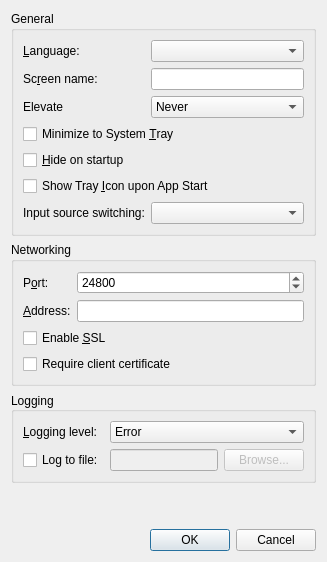
This is src/gui/src/SettingsDialog.ui in johneybi/keystitch as Qt 5 draws it before an edit. The edited form follows.
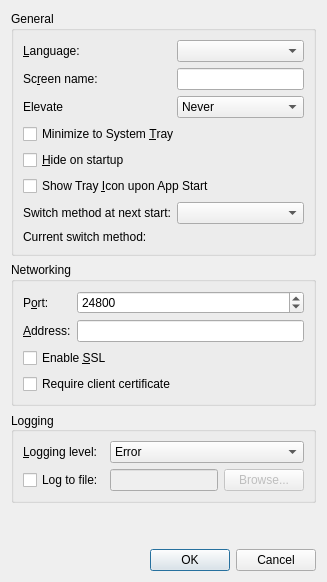
This is the edited form.

Commit message: feat(macos): show the confirmed and next-start input switch methods

Patch:
```diff
--- a/src/gui/src/SettingsDialog.ui
+++ b/src/gui/src/SettingsDialog.ui
@@ -34,13 +34,23 @@
       </property>
       <item row="6" column="0">
        <widget class="QLabel" name="m_pLabelInputSource">
-        <property name="text"><string>Input source switching:</string></property>
+        <property name="text"><string>Switch method at next start:</string></property>
         <property name="buddy"><cstring>m_pComboInputSource</cstring></property>
        </widget>
       </item>
       <item row="6" column="1">
        <widget class="QComboBox" name="m_pComboInputSource">
-        <property name="toolTip"><string>Used when this Mac receives an input source switch key. Keeps your macOS shortcut and built-in keyboard settings. Takes effect the next time the connection starts.</string></property>
+        <property name="toolTip"><string>Used when this Mac receives an input source switch key. Keeps your macOS shortcut and built-in keyboard settings. To apply a saved change now, stop and start sharing.</string></property>
+       </widget>
+      </item>
+      <item row="7" column="0">
+       <widget class="QLabel" name="labelCurrentInputSource">
+        <property name="text"><string>Current switch method:</string></property>
+       </widget>
+      </item>
+      <item row="7" column="1">
+       <widget class="QLabel" name="currentInputSource">
+        <property name="wordWrap"><bool>true</bool></property>
        </widget>
       </item>
       <item row="0" column="0">
```
The commit also changes 11 other files.
